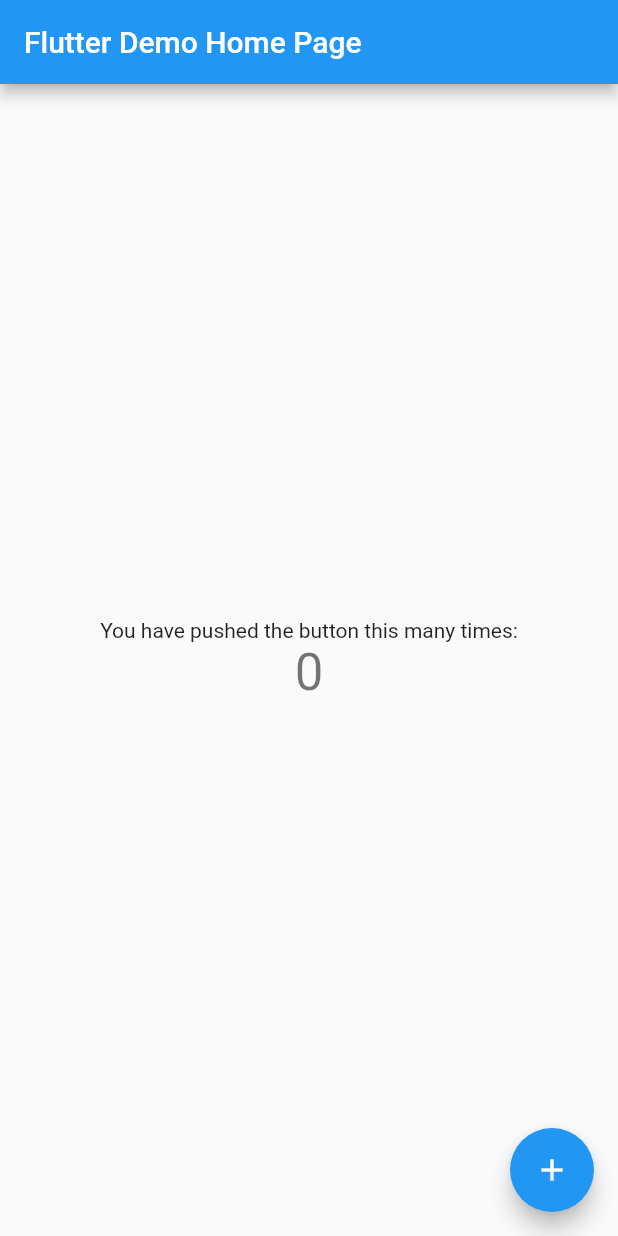
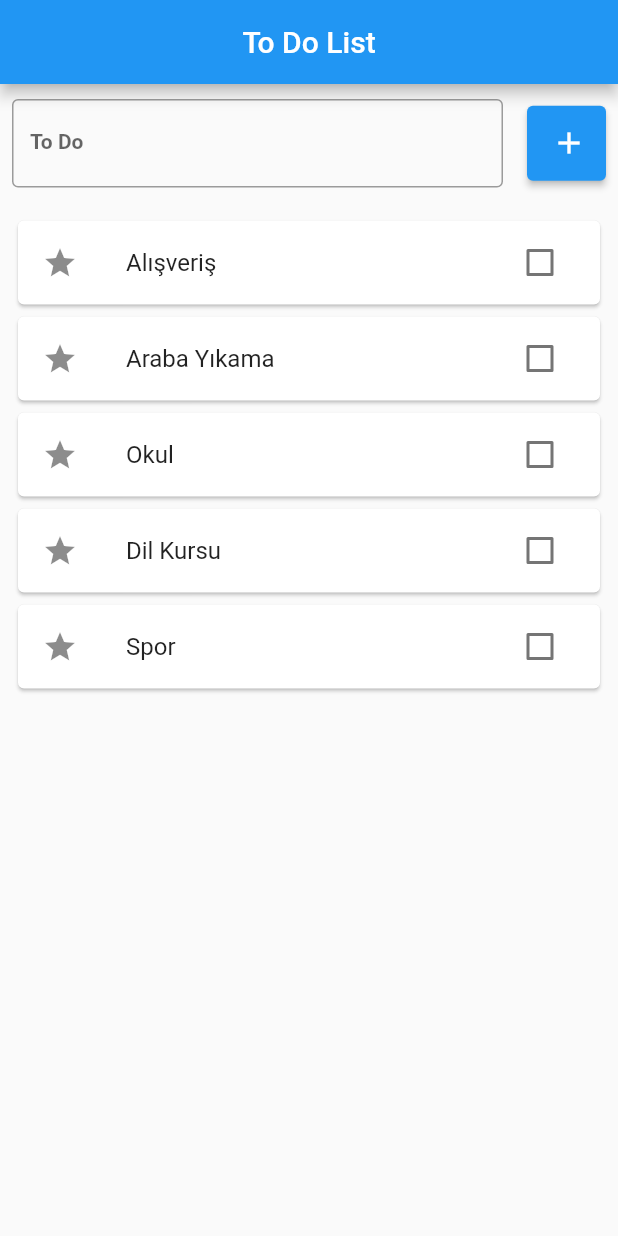
Before and after one commit to hduru/provider_example, a Flutter app: the screen it shows after launch, on a phone screen of 412 x 824 dp. Run offline on Flutter 3.47's test engine with Material 2 defaults, Android fonts, the phone set to English and light mode, and no system bars; Roboto replaces fonts that are missing (OpenSans).

Commit message:
changed user interface

```diff
--- a/lib/main.dart
+++ b/lib/main.dart
@@ -1,115 +1,22 @@
 import 'package:flutter/material.dart';
+import 'package:provider_example/ui/home_page.dart';
 
 void main() {
-  runApp(const MyApp());
+  runApp(const ProviderExample());
 }
 
-class MyApp extends StatelessWidget {
-  const MyApp({super.key});
+class ProviderExample extends StatelessWidget {
+  const ProviderExample({super.key});
 
-  // This widget is the root of your application.
   @override
   Widget build(BuildContext context) {
     return MaterialApp(
-      title: 'Flutter Demo',
+      title: 'Provider Example',
       theme: ThemeData(
-        // This is the theme of your application.
-        //
-        // Try running your application with "flutter run". You'll see the
-        // application has a blue toolbar. Then, without quitting the app, try
-        // changing the primarySwatch below to Colors.green and then invoke
-        // "hot reload" (press "r" in the console where you ran "flutter run",
-        // or simply save your changes to "hot reload" in a Flutter IDE).
-        // Notice that the counter didn't reset back to zero; the application
-        // is not restarted.
         primarySwatch: Colors.blue,
       ),
-      home: const MyHomePage(title: 'Flutter Demo Home Page'),
+      debugShowCheckedModeBanner: false,
+      home: MyToDoList(),
     );
   }
 }
-
-class MyHomePage extends StatefulWidget {
-  const MyHomePage({super.key, required this.title});
-
-  // This widget is the home page of your application. It is stateful, meaning
-  // that it has a State object (defined below) that contains fields that affect
-  // how it looks.
-
-  // This class is the configuration for the state. It holds the values (in this
-  // case the title) provided by the parent (in this case the App widget) and
-  // used by the build method of the State. Fields in a Widget subclass are
-  // always marked "final".
-
-  final String title;
-
-  @override
-  State<MyHomePage> createState() => _MyHomePageState();
-}
-
-class _MyHomePageState extends State<MyHomePage> {
-  int _counter = 0;
-
-  void _incrementCounter() {
-    setState(() {
-      // This call to setState tells the Flutter framework that something has
-      // changed in this State, which causes it to rerun the build method below
-      // so that the display can reflect the updated values. If we changed
-      // _counter without calling setState(), then the build method would not be
-      // called again, and so nothing would appear to happen.
-      _counter++;
-    });
-  }
-
-  @override
-  Widget build(BuildContext context) {
-    // This method is rerun every time setState is called, for instance as done
-    // by the _incrementCounter method above.
-    //
-    // The Flutter framework has been optimized to make rerunning build methods
-    // fast, so that you can just rebuild anything that needs updating rather
-    // than having to individually change instances of widgets.
-    return Scaffold(
-      appBar: AppBar(
-        // Here we take the value from the MyHomePage object that was created by
-        // the App.build method, and use it to set our appbar title.
-        title: Text(widget.title),
-      ),
-      body: Center(
-        // Center is a layout widget. It takes a single child and positions it
-        // in the middle of the parent.
-        child: Column(
-          // Column is also a layout widget. It takes a list of children and
-          // arranges them vertically. By default, it sizes itself to fit its
-          // children horizontally, and tries to be as tall as its parent.
-          //
-          // Invoke "debug painting" (press "p" in the console, choose the
-          // "Toggle Debug Paint" action from the Flutter Inspector in Android
-          // Studio, or the "Toggle Debug Paint" command in Visual Studio Code)
-          // to see the wireframe for each widget.
-          //
-          // Column has various properties to control how it sizes itself and
-          // how it positions its children. Here we use mainAxisAlignment to
-          // center the children vertically; the main axis here is the vertical
-          // axis because Columns are vertical (the cross axis would be
-          // horizontal).
-          mainAxisAlignment: MainAxisAlignment.center,
-          children: <Widget>[
-            const Text(
-              'You have pushed the button this many times:',
-            ),
-            Text(
-              '$_counter',
-              style: Theme.of(context).textTheme.headline4,
-            ),
-          ],
-        ),
-      ),
-      floatingActionButton: FloatingActionButton(
-        onPressed: _incrementCounter,
-        tooltip: 'Increment',
-        child: const Icon(Icons.add),
-      ), // This trailing comma makes auto-formatting nicer for build methods.
-    );
-  }
-}
--- /dev/null
+++ b/lib/models/todo.dart
@@ -0,0 +1,25 @@
+import 'dart:convert';
+
+class Todo {
+  String name;
+  bool status;
+
+  Todo({
+    required this.name,
+    required this.status,
+  });
+
+  factory Todo.fromJson(String str) => Todo.fromMap(json.decode(str));
+
+  String toJson() => json.encode(toMap());
+
+  factory Todo.fromMap(Map<String, dynamic> json) => Todo(
+        name: json["name"],
+        status: json["status"],
+      );
+
+  Map<String, dynamic> toMap() => {
+        "name": name,
+        "status": status,
+      };
+}
--- /dev/null
+++ b/lib/ui/home_page.dart
@@ -0,0 +1,86 @@
+// ignore_for_file: must_be_immutable
+
+import 'package:flutter/material.dart';
+import 'package:provider_example/models/todo.dart';
+import 'package:provider_example/widgets/textfield_widget.dart';
+
+class MyToDoList extends StatelessWidget {
+  MyToDoList({super.key});
+
+  final TextEditingController _controller = TextEditingController();
+  final List<Todo> todolist = [];
+
+  @override
+  Widget build(BuildContext context) {
+    Todo elm1 = Todo(name: "Alışveriş", status: false);
+    Todo elm2 = Todo(name: "Araba Yıkama", status: false);
+    Todo elm3 = Todo(name: "Okul", status: false);
+    Todo elm4 = Todo(name: "Dil Kursu", status: false);
+    Todo elm5 = Todo(name: "Spor", status: false);
+
+    todolist.add(elm1);
+    todolist.add(elm2);
+    todolist.add(elm3);
+    todolist.add(elm4);
+    todolist.add(elm5);
+
+    return Scaffold(
+      appBar: AppBar(
+        title: const Text("To Do List"),
+        centerTitle: true,
+        automaticallyImplyLeading: false,
+      ),
+      body: SafeArea(
+        child: Column(
+          children: [
+            Row(
+              children: [
+                Expanded(
+                  flex: 5,
+                  child: TextFieldWidget(
+                    label: "To Do",
+                    controller: _controller,
+                  ),
+                ),
+                Expanded(
+                  flex: 1,
+                  child: Padding(
+                    padding: const EdgeInsets.all(8.0),
+                    child: SizedBox(
+                      height: 50,
+                      width: 50,
+                      child: ElevatedButton(
+                        onPressed: () {},
+                        child: const Icon(Icons.add),
+                      ),
+                    ),
+                  ),
+                )
+              ],
+            ),
+            Expanded(
+              child: Padding(
+                padding: const EdgeInsets.all(8.0),
+                child: ListView.builder(
+                    itemCount: todolist.length,
+                    itemBuilder: (BuildContext context, int index) {
+                      return Card(
+                        child: ListTile(
+                          leading: const Icon(Icons.star),
+                          title: Text(todolist[index].name),
+                          trailing: Checkbox(
+                              value: todolist[index].status,
+                              onChanged: (value) {
+                                todolist[index].status = value!;
+                              }),
+                        ),
+                      );
+                    }),
+              ),
+            )
+          ],
+        ),
+      ),
+    );
+  }
+}
--- /dev/null
+++ b/lib/widgets/textfield_widget.dart
@@ -0,0 +1,62 @@
+// ignore_for_file: library_private_types_in_public_api
+
+import 'package:flutter/material.dart';
+
+class TextFieldWidget extends StatefulWidget {
+  final String label;
+  final TextEditingController controller;
+  final VoidCallback? onTap;
+
+  const TextFieldWidget({
+    super.key,
+    required this.label,
+    required this.controller,
+    this.onTap,
+  });
+
+  @override
+  _TextFieldWidgetState createState() => _TextFieldWidgetState();
+}
+
+class _TextFieldWidgetState extends State<TextFieldWidget> {
+  @override
+  void initState() {
+    super.initState();
+    widget.controller.addListener(() {
+      setState(() {});
+    });
+  }
+
+  @override
+  Widget build(BuildContext context) {
+    return Container(
+      padding: const EdgeInsets.symmetric(horizontal: 8.0, vertical: 10.0),
+      child: TextFormField(
+        controller: widget.controller,
+        decoration: InputDecoration(
+          suffixIcon: widget.controller.text.isEmpty
+              ? Container(width: 0)
+              : IconButton(
+                  icon: const Icon(Icons.close),
+                  onPressed: () => widget.controller.clear(),
+                ),
+          border: OutlineInputBorder(
+            borderRadius: BorderRadius.circular(4),
+          ),
+          labelText: widget.label,
+          labelStyle: const TextStyle(
+            fontFamily: 'OpenSans',
+            fontSize: 14,
+            fontWeight: FontWeight.bold,
+          ),
+          hintStyle: const TextStyle(
+            fontFamily: 'OpenSans',
+            fontSize: 14,
+          ),
+        ),
+        keyboardType: TextInputType.text,
+        onTap: widget.onTap,
+      ),
+    );
+  }
+}
```
Also changed, not shown: 1 other file.
